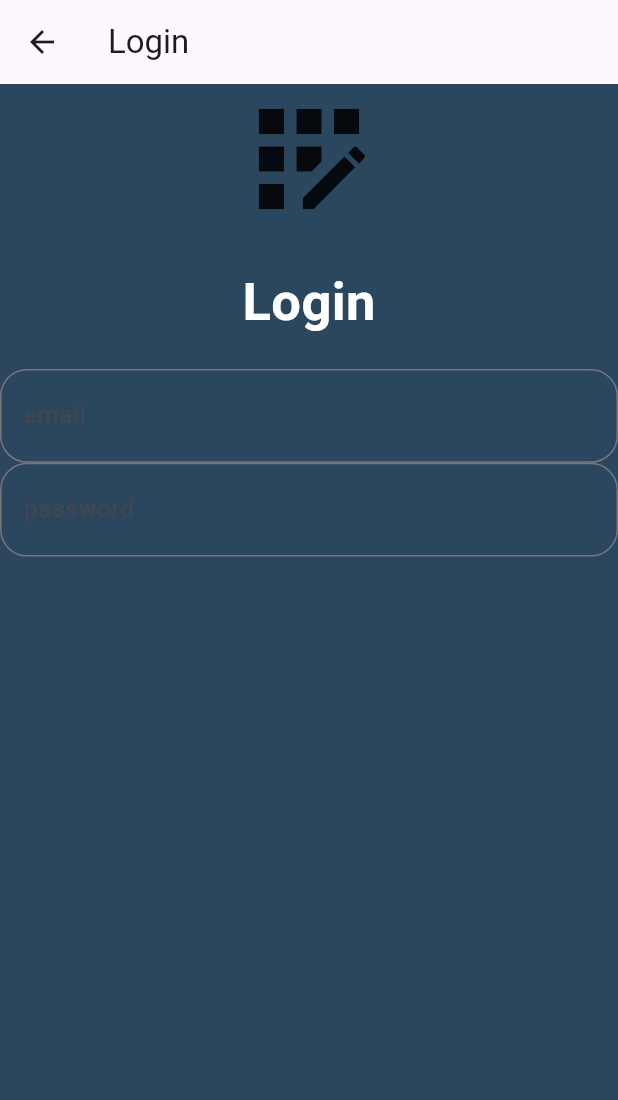
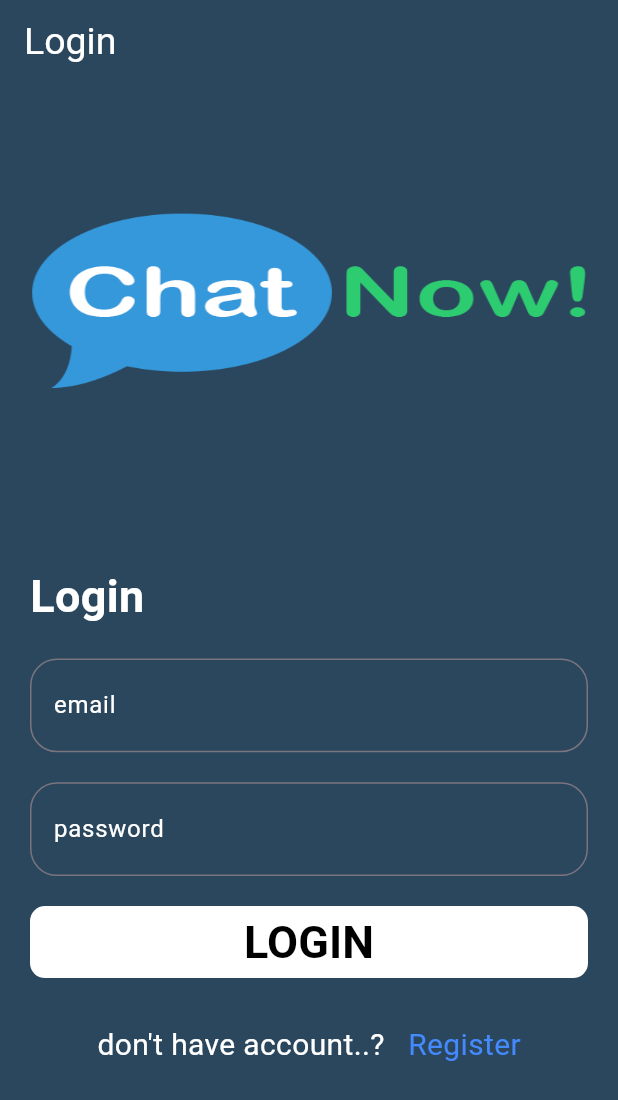
Before and after one commit to abdobassel/chat_app, a Flutter app: the LoginScreen screen opened directly, on a phone screen of 412 x 824 dp. Shown: the top 1100 px of the screen. Run offline on Flutter 3.47's test engine with Material 3 defaults, Android fonts, the phone set to English and light mode, and no system bars; our stand-ins replace firebase_core; accounts and stored records are empty.

Commit message:
login - register ui And firebase init

```diff
--- /dev/null
+++ b/lib/assets.dart
@@ -0,0 +1,3 @@
+class AssetClass {
+  static String logo = 'assets/imgs/logo.png';
+}
--- a/lib/auth/login_screen.dart
+++ b/lib/auth/login_screen.dart
@@ -1,3 +1,5 @@
+import 'package:chat_app/assets.dart';
+import 'package:chat_app/auth/register_screen.dart';
 import 'package:chat_app/colors.dart';
 import 'package:chat_app/components.dart';
 import 'package:flutter/material.dart';
@@ -18,27 +20,38 @@ class _LoginScreenState extends State<LoginScreen> {
   Widget build(BuildContext context) {
     return Scaffold(
       backgroundColor: ColorClass.backgroundColor,
-      appBar: AppBar(title: Text('Login')),
+      appBar: AppBar(
+        title: Text(
+          'Login',
+          style: TextStyle(color: ColorClass.mainText, fontSize: 25),
+        ),
+        backgroundColor: ColorClass.backgroundColor,
+      ),
       body: SingleChildScrollView(
         child: Form(
           key: formKey,
+          child: Padding(
+            padding: const EdgeInsets.all(20.0),
             child: Column(
-            mainAxisAlignment: MainAxisAlignment.start,
               children: [
-              Icon(
-                Icons.app_registration,
-                size: 100,
+                Image.asset(
+                  AssetClass.logo,
+                  fit: BoxFit.fill,
+                  width: double.infinity,
+                  height: 250,
                 ),
                 const SizedBox(
-                height: 20,
+                  height: 50,
                 ),
+                Row(children: [
                   Text(
                     'Login',
                     style: TextStyle(
-                    fontSize: 35,
+                        fontSize: 30,
                         fontWeight: FontWeight.w700,
                         color: Colors.white),
                   ),
+                ]),
                 const SizedBox(
                   height: 20,
                 ),
@@ -46,11 +59,50 @@ class _LoginScreenState extends State<LoginScreen> {
                     controller: emailController,
                     labeltext: 'email',
                     type: TextInputType.emailAddress),
+                const SizedBox(
+                  height: 20,
+                ),
                 DefaultTextForm(
                     controller: passwordController,
                     labeltext: 'password',
                     type: TextInputType.visiblePassword),
+                const SizedBox(
+                  height: 20,
+                ),
+                DefaultButton(
+                    background: Colors.white,
+                    text: "LOGIN",
+                    isUperCase: true,
+                    function: () {
+                      print("Login");
+                    }),
+                const SizedBox(
+                  height: 30,
+                ),
+                Row(
+                  mainAxisAlignment: MainAxisAlignment.center,
+                  children: [
+                    Text(
+                      'don\'t have account..? ',
+                      style:
+                          TextStyle(color: ColorClass.mainText, fontSize: 20),
+                    ),
+                    GestureDetector(
+                      onTap: () {
+                        Navigator.push(context,
+                            MaterialPageRoute(builder: (context) {
+                          return RegisterScreen();
+                        }));
+                      },
+                      child: Text(
+                        '  Register',
+                        style: TextStyle(color: ColorClass.link, fontSize: 20),
+                      ),
+                    ),
                   ],
+                )
+              ],
+            ),
           ),
         ),
       ),
--- a/lib/colors.dart
+++ b/lib/colors.dart
@@ -2,4 +2,6 @@ import 'package:flutter/material.dart';
 
 class ColorClass {
   static Color backgroundColor = Color(0xff2B475E);
+  static Color mainText = Colors.white;
+  static Color link = Colors.blueAccent;
 }
--- a/lib/components.dart
+++ b/lib/components.dart
@@ -10,6 +10,7 @@ Widget DefaultButton({
   bool isUperCase = true,
   double width = double.infinity,
   Color background = Colors.blue,
+  Color textColor = Colors.black,
   double radius = 10.0,
 }) =>
     Container(
@@ -22,7 +23,8 @@ Widget DefaultButton({
         onPressed: function,
         child: Text(
           isUperCase ? text.toUpperCase() : text,
-          style: TextStyle(color: Colors.white),
+          style: TextStyle(
+              color: textColor, fontWeight: FontWeight.bold, fontSize: 30),
         ),
       ),
     );
@@ -118,8 +120,15 @@ Widget DefaultTextForm({
       controller: controller,
       keyboardType: type,
       decoration: InputDecoration(
+        labelStyle: TextStyle(color: Colors.white),
+        hintStyle: TextStyle(color: Colors.white),
+        focusedBorder: OutlineInputBorder(
+            borderRadius: BorderRadius.circular(18),
+            borderSide: BorderSide(color: Colors.white)),
         labelText: labeltext,
-        border: OutlineInputBorder(borderRadius: BorderRadius.circular(18)),
+        border: OutlineInputBorder(
+            borderRadius: BorderRadius.circular(18),
+            borderSide: BorderSide(color: Colors.white)),
         floatingLabelAlignment: FloatingLabelAlignment.center,
         prefix: Icon(
           prefix,
```
Also changed, not shown: lib/auth/register_screen.dart (+100 -1 lines), lib/main.dart (+9 -2 lines), pubspec.yaml (+4 -3 lines), assets/imgs/logo.png (added), lib/firebase_options.dart (added), pubspec.lock, 8 other files. Lines whose indentation alone changed are shown as unchanged.
